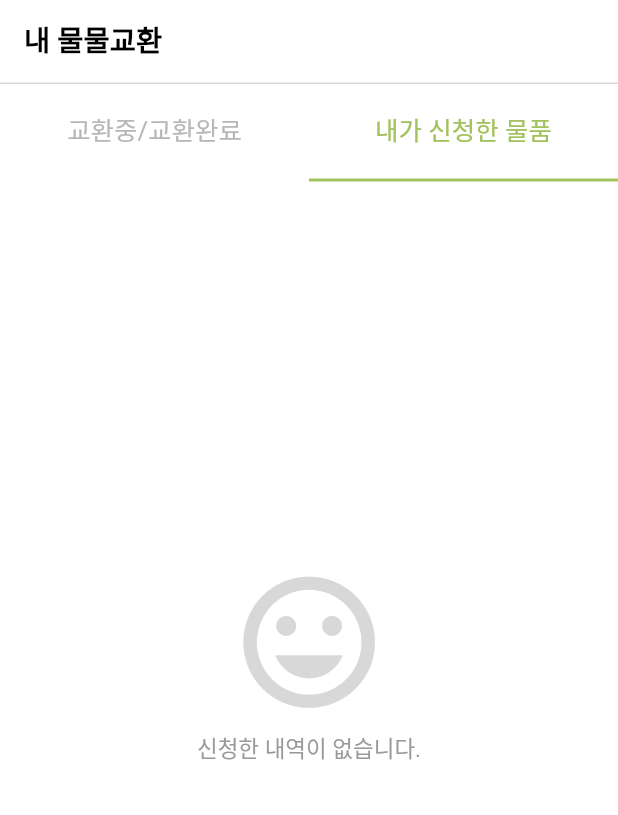
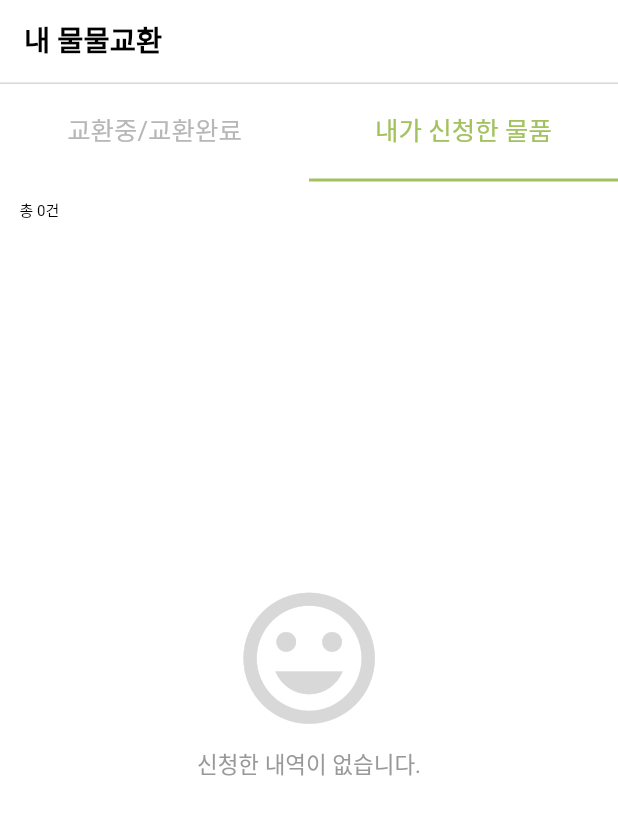
Before and after one commit to Hi-DN/navada-mobile-app, a Flutter app: the MyExchangesView screen opened by its route, tab 2 chosen, on a phone screen of 412 x 824 dp. Shown: the top 815 px of the screen. Run offline on Flutter 3.47's test engine with Material 2 defaults, Android fonts, the phone set to English and light mode, and no system bars; our stand-ins replace carousel_slider; accounts and stored records are empty; network calls fail.

Commit message:
상단 필터부분 수정

```diff
--- a/lib/src/providers/my_exchanges_exchange_provider.dart
+++ b/lib/src/providers/my_exchanges_exchange_provider.dart
@@ -14,7 +14,7 @@ class MyExchangesExchangeProvider extends ChangeNotifier {
   DataState _dataState = DataState.UNINITIALIZED;
   List<ExchangeModel> _exchangeDataList = [];
   late int _totalPages;
-  late int _totalElements;
+  late int _totalElements = 0;
 
   bool get hasData => _isRefreshing || _exchangeDataList.isNotEmpty;
   DataState get dataState => _dataState;
--- a/lib/src/providers/my_exchanges_request_provider.dart
+++ b/lib/src/providers/my_exchanges_request_provider.dart
@@ -16,7 +16,7 @@ class MyExchangesRequestProvider extends ChangeNotifier {
   DataState _dataState = DataState.UNINITIALIZED;
   List<RequestModel> _requestDataList = [];
   late int _totalPages;
-  late int _totalElements;
+  late int _totalElements = 0;
 
   bool get hasData => _isRefreshing || _requestDataList.isNotEmpty;
   DataState get dataState => _dataState;
--- a/lib/src/screens/my_exchange/products_I_requested_widget.dart
+++ b/lib/src/screens/my_exchange/products_I_requested_widget.dart
@@ -96,24 +96,24 @@ class _RequestListView extends StatelessWidget {
   }
 
   Widget _buildScreenIfHasData() {
+    ScreenSize size = ScreenSize();
     bool hasData = Provider.of<MyExchangesRequestProvider>(_context!).hasData;
-
-    if (hasData) {
-      return _requestListView();
-    } else {
-      return const NoElements(text: '신청한 내역이 없습니다.');
-    }
+    return Padding(
+      padding: EdgeInsets.all(size.getSize(12)),
+      child: Column(
+        children: [
+          _totalElementsCount(),
+          hasData
+            ? _requestListView()
+            : const NoElements(text: '신청한 내역이 없습니다.')
+        ]),
+    );
   }
 
   Widget _requestListView() {
     ScreenSize size = ScreenSize();
 
-    return Padding(
-      padding: EdgeInsets.all(size.getSize(12)),
-      child: Column(
-        children: [
-          _totalElementsCount(),
-          Expanded(
+    return Expanded(
       child: ListView.separated(
         padding: const EdgeInsets.all(0.0),
         shrinkWrap: true,
@@ -165,9 +165,6 @@ class _RequestListView extends StatelessWidget {
         separatorBuilder: (context, index) {
           return const Space(height: 10);
         }),
-          ),
-        ],
-      )
     );
   }
 
--- a/lib/src/widgets/no_elements_screen.dart
+++ b/lib/src/widgets/no_elements_screen.dart
@@ -11,7 +11,8 @@ class NoElements extends StatelessWidget {
 
   @override
   Widget build(BuildContext context) {
-    return LayoutBuilder(
+    return Expanded(
+      child: LayoutBuilder(
         builder: ((context, constraint) =>
             SingleChildScrollView(
               physics: const AlwaysScrollableScrollPhysics(),
@@ -23,6 +24,7 @@ class NoElements extends StatelessWidget {
               ),
             )
         )
+      ),
     );
   }
 
```
Also changed, not shown: lib/src/screens/my_exchange/trading_and_completed_tab_widget.dart (+10 -14 lines). Lines whose indentation alone changed are shown as unchanged.
